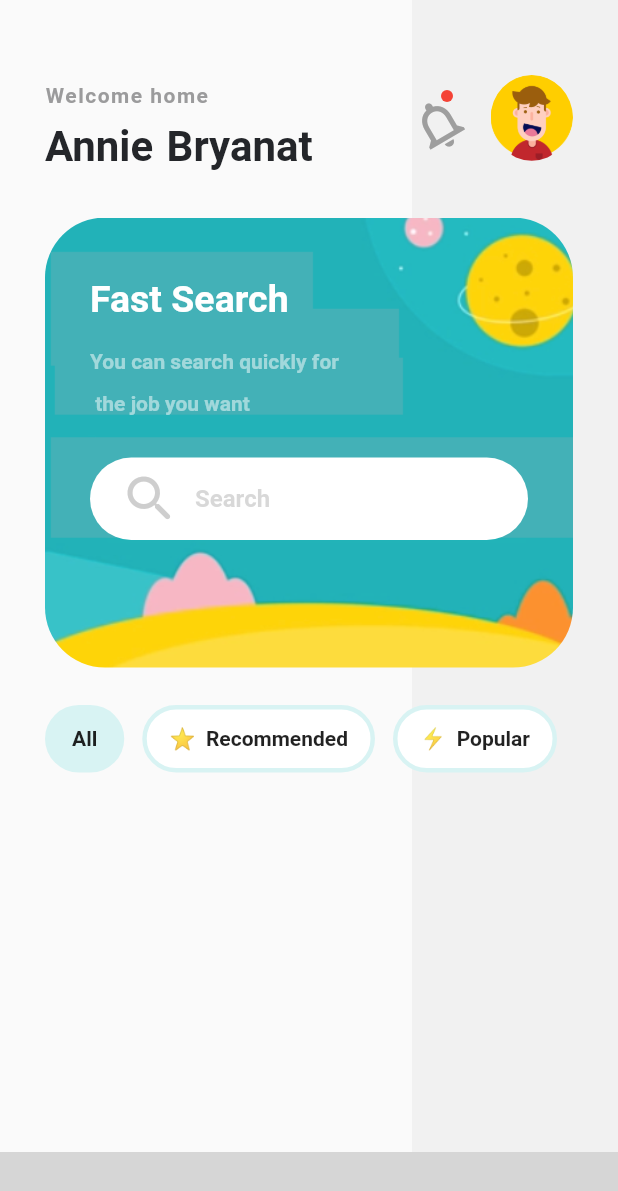
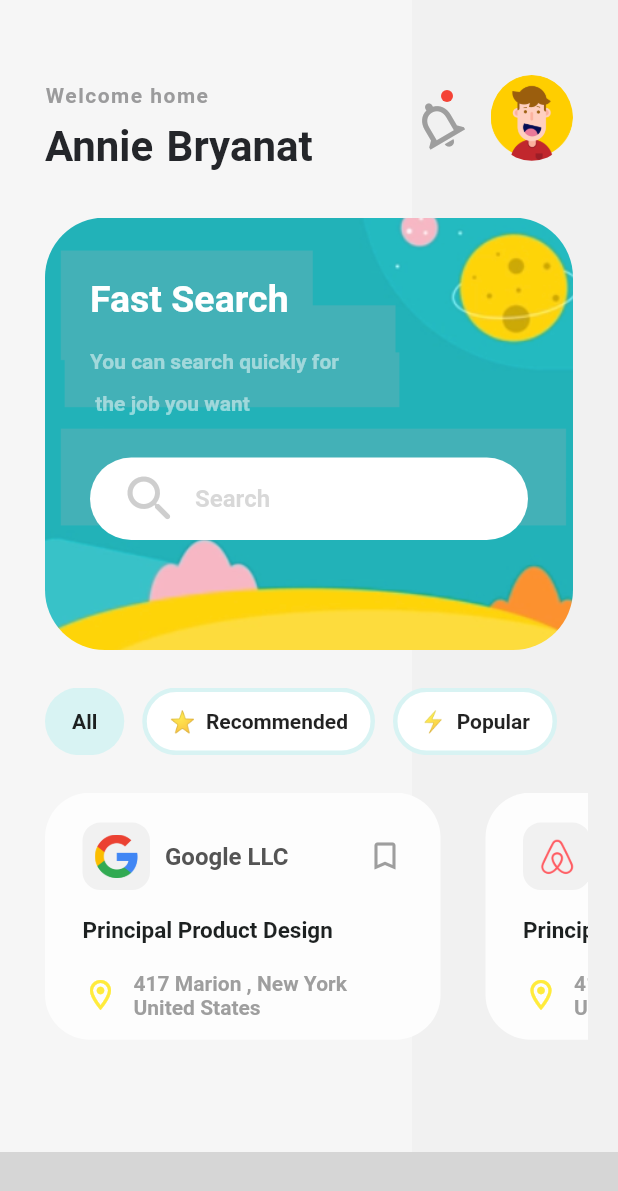
Before and after one commit to mahfuzur32785/ui_design_1_flutter, a Flutter app: the screen it shows after launch, on a phone screen of 412 x 824 dp. Shown: the top 1191 px of the screen. Run offline on Flutter 3.47's test engine with Material 2 defaults, Android fonts, the phone set to English and light mode, and no system bars; missing offline and left inert: pandabar; grey boxes are pictures that could not be loaded.

Commit message:
ui_design_homepage

```diff
--- /dev/null
+++ b/lib/home_page_widgets/job_list/job_list_view.dart
@@ -0,0 +1,60 @@
+import 'dart:ui';
+
+import 'package:flutter/material.dart';
+import 'package:ui_design_1/home_page_widgets/job_list/job_list_view_details.dart';
+import 'package:ui_design_1/home_page_widgets/job_list/job_list_view_item.dart';
+import 'package:ui_design_1/model_class/job.dart';
+
+class CustomJobListView extends StatelessWidget {
+  CustomJobListView({Key? key}) : super(key: key);
+  final jobList = Job.generateJobs();
+
+  @override
+  Widget build(BuildContext context) {
+    return Container(
+      height: MediaQuery.of(context).size.width * 0.4,
+      //color: Colors.grey,
+      margin: EdgeInsets.only(top: 15),
+      child: ListView.separated(
+        scrollDirection: Axis.horizontal,
+        itemCount: jobList.length,
+        separatorBuilder: (context, index) {
+          return SizedBox(
+            width: 10,
+          );
+        },
+        itemBuilder: (context, index) {
+          return GestureDetector(
+            child: JobListViewItem(jobList[index]),
+            onTap: () {
+              showModalBottomSheet<bool>(
+                  backgroundColor: Colors.white,
+                  elevation: 10,
+                  shape: RoundedRectangleBorder(
+                      borderRadius: BorderRadius.only(
+                        topLeft: Radius.circular(40),
+                        topRight: Radius.circular(40),
+                      ),
+                  ),
+                isScrollControlled: true,
+                context: context,
+                builder: (BuildContext context){
+                  /*return MediaQuery(
+                    data: MediaQueryData.fromWindow(WidgetsBinding.instance!.window),
+                    child: SafeArea(
+                      child: JobListViewDetails(jobList[index]),
+                    ),
+                  );*/
+                  return BackdropFilter(
+                    filter: ImageFilter.blur(sigmaX: 3, sigmaY: 2),
+                    child: JobListViewDetails(jobList[index]),
+                  );
+                }
+              );
+            },
+          );
+        },
+      ),
+    );
+  }
+}
--- /dev/null
+++ b/lib/home_page_widgets/job_list/job_list_view_item.dart
@@ -0,0 +1,92 @@
+import 'package:flutter/material.dart';
+import 'package:ui_design_1/model_class/job.dart';
+
+class JobListViewItem extends StatelessWidget {
+  //const JobListViewItem({Key? key}) : super(key: key);
+  JobListViewItem(this._jobList);
+  Job _jobList;
+
+  @override
+  Widget build(BuildContext context) {
+    return Container(
+      width: MediaQuery.of(context).size.width * 0.64,
+      margin: EdgeInsets.symmetric(horizontal: 10, vertical: 0),
+      padding: EdgeInsets.symmetric(horizontal: 25, vertical: 20),
+      decoration: BoxDecoration(
+        color: Color(0xFFFDFDFD),
+        borderRadius: BorderRadius.circular(30),
+      ),
+      child: Column(
+        crossAxisAlignment: CrossAxisAlignment.start,
+        children: [
+          Row(
+            mainAxisAlignment: MainAxisAlignment.spaceBetween,
+            children: [
+              Row(
+                children: [
+                  Container(
+                    padding: EdgeInsets.all(8),
+                    height: 45,
+                    width: 45,
+                    decoration: BoxDecoration(
+                      color: Color(0xFFF1F1F1),
+                      borderRadius: BorderRadius.circular(12),
+                    ),
+                    child: Image.asset(
+                      _jobList.logoUrl,
+                    ),
+                  ),
+                  SizedBox(
+                    width: 10,
+                  ),
+                  Text(
+                    _jobList.company,
+                    style: TextStyle(
+                      color: Color(0xFF545454),
+                      fontWeight: FontWeight.bold,
+                      fontSize: 16,
+                    ),
+                  ),
+                ],
+              ),
+              Icon(
+                Icons.bookmark_outline_outlined,
+                color: Colors.grey,
+              ),
+            ],
+          ),
+          Padding(
+            padding: const EdgeInsets.symmetric(vertical: 18),
+            child: Text(
+              _jobList.title,
+              style: TextStyle(
+                color: Color(0xFF1D2121),
+                fontWeight: FontWeight.bold,
+                fontSize: 15,
+              ),
+            ),
+          ),
+          Row(
+            children: [
+              Icon(
+                Icons.location_on_outlined,
+                color: Colors.yellow,
+              ),
+              SizedBox(
+                width: 10,
+              ),
+              Text(
+                _jobList.location,
+                style: TextStyle(
+                  color: Colors.grey,
+                  fontWeight: FontWeight.bold,
+                  fontSize: 14,
+                ),
+              ),
+            ],
+          ),
+        ],
+      ),
+    );
+  }
+}
--- a/lib/home_page_widgets/search_box.dart
+++ b/lib/home_page_widgets/search_box.dart
@@ -7,7 +7,7 @@ class CustomSearchBox extends StatelessWidget {
   Widget build(BuildContext context) {
     return Container(
       margin: EdgeInsets.symmetric(horizontal: 10,vertical: 25),
-      height: 300,
+      height: MediaQuery.of(context).size.height*0.35,
       width: double.infinity,
       decoration: BoxDecoration(
         borderRadius: BorderRadius.circular(40),
--- a/lib/main.dart
+++ b/lib/main.dart
@@ -14,8 +14,8 @@ class MyApp extends StatelessWidget {
   Widget build(BuildContext context) {
     SystemChrome.setSystemUIOverlayStyle(
       SystemUiOverlayStyle(
-        statusBarColor: Colors.transparent,
-
+        statusBarColor: Colors.black.withOpacity(0.7),
+        //statusBarIconBrightness: Brightness.light,
       )
     );
     /*systemOverlayStyle: SystemUiOverlayStyle(
--- /dev/null
+++ b/lib/model_class/job.dart
@@ -0,0 +1,61 @@
+class Job {
+  final String company;
+  final String logoUrl;
+  bool isMark;
+  final String title;
+  final String location;
+  final String time;
+  final List<String> req;
+  Job(
+      {required this.company,
+      required this.logoUrl,
+      required this.isMark,
+      required this.title,
+      required this.location,
+      required this.time,
+      required this.req});
+  static List<Job> generateJobs() {
+    return [
+      Job(
+        company: 'Google LLC',
+        logoUrl: 'images/images/google_logo.png',
+        isMark: false,
+        title: 'Principal Product Design',
+        location: '417 Marion , New York\nUnited States',
+        time: 'Full Time',
+        req: [
+          'Bachelors degree in industrial design, manufacturing, engineering, or a related field.',
+          'A creative eye, good imagination, and vision.',
+        ],
+      ),
+      Job(
+        company: 'Airbnb Inc',
+        logoUrl: 'images/images/airbnb_logo.png',
+        isMark: false,
+        title: 'Principal Product Design',
+        location: '417 Marion , New York\nUnited States',
+        time: 'Full Time',
+        req: [
+          'Bachelors degree in industrial design, manufacturing, engineering, or a related field',
+          'A creative eye, good imagination, and vision',
+          'A firm grasp of market trends and consumer preferences',
+          'Practical experience using computer-aided design software',
+          'Good technical and IT skills'
+        ],
+      ),
+      Job(
+        company: 'Linkedin',
+        logoUrl: 'images/images/linkedin_logo.png',
+        isMark: false,
+        title: 'Principal Product Design',
+        location: '417 Marion , New York\nUnited States',
+        time: 'Full Time',
+        req: [
+          'Bachelors degree in industrial design, manufacturing, engineering, or a related field',
+          'A creative eye, good imagination, and vision',
+          'A firm grasp of market trends and consumer preferences',
+        ],
+      ),
+    ];
+  }
+}
--- a/lib/screen/home_page.dart
+++ b/lib/screen/home_page.dart
@@ -1,5 +1,6 @@
 import 'package:flutter/material.dart';
 import 'package:ui_design_1/home_page_widgets/app_bar.dart';
+import 'package:ui_design_1/home_page_widgets/job_list/job_list_view.dart';
 import 'package:ui_design_1/home_page_widgets/search_box.dart';
 import 'package:ui_design_1/home_page_widgets/tag_list_button.dart';
 
@@ -21,7 +22,7 @@ class _HomePageState extends State<HomePage> {
               Expanded(
                 flex: 2,
                 child: Container(
-                  color: Color(0xFFFAFAFA),
+                  color: Color(0xFFF6F6F6),
                 ),
               ),
               Expanded(
@@ -34,12 +35,15 @@ class _HomePageState extends State<HomePage> {
           ),
           Padding(
             padding: const EdgeInsets.symmetric(horizontal: 20,vertical: 50),
+            child: SingleChildScrollView(
               child: Column(
                 children: [
                   CustomAppBar(),
                   CustomSearchBox(),
                   CustomTagButton(),
+                  CustomJobListView(),
                 ],
+              ),
             ),
           )
         ],
```
Also changed, not shown: lib/home_page_widgets/job_list/job_list_view_details.dart (added, +231 -0 lines). Lines whose indentation alone changed are shown as unchanged.
